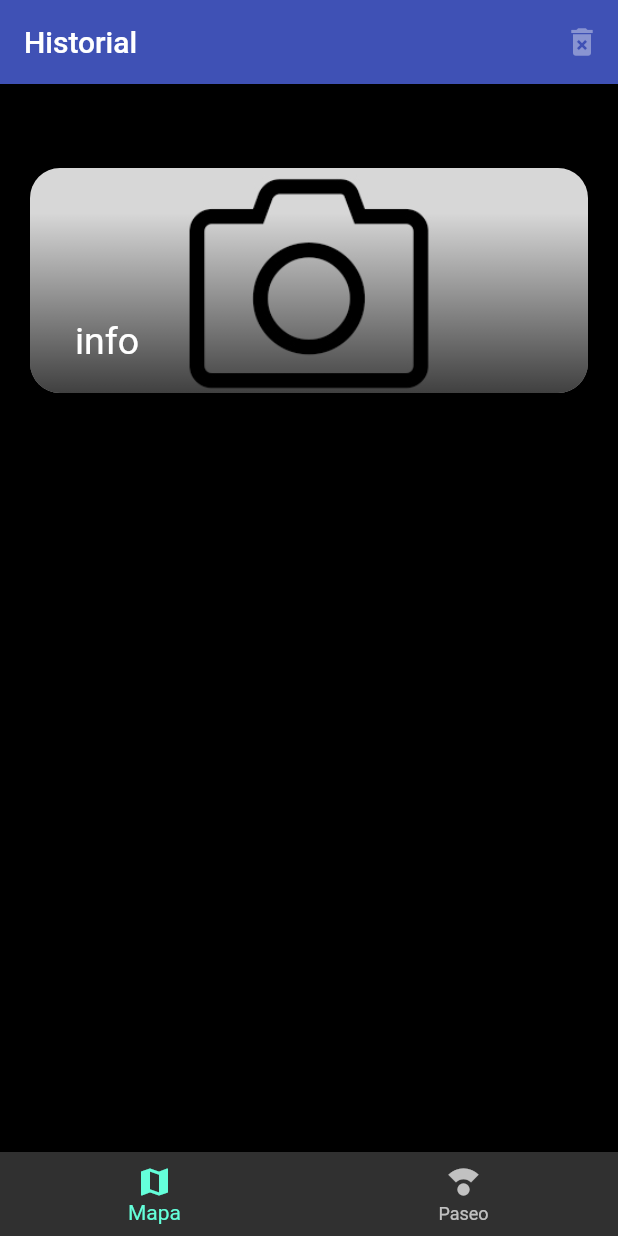
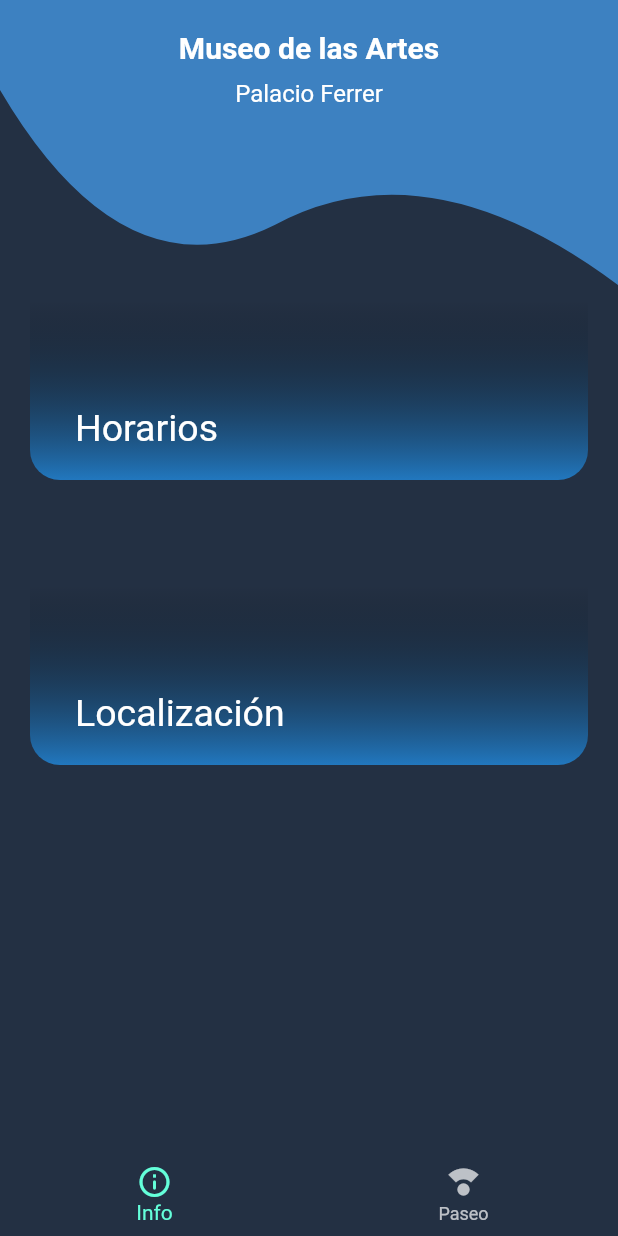
Before and after one commit to dvaldaliso/palacio_ferrer, a Flutter app: the screen it shows after launch, on a phone screen of 412 x 824 dp. Run offline on Flutter 3.47's test engine with Material 2 defaults, Android fonts, the phone set to English and light mode, and no system bars; our stand-ins replace card_swiper.

Commit message:
mejoras en el diseno de informacion

```diff
--- a/lib/main.dart
+++ b/lib/main.dart
@@ -31,8 +31,9 @@ class MyApp extends StatelessWidget {
       initialRoute: 'home',
       routes: {'home': (_) => HomePage(), 'details': (_) => DetailsScreen()},
       theme: ThemeData.dark().copyWith(
-          appBarTheme: AppBarTheme(color: Colors.indigo),
-          scaffoldBackgroundColor: Colors.black),
+          scaffoldBackgroundColor: Color(0xff233043),
+          bottomNavigationBarTheme:
+              BottomNavigationBarThemeData(backgroundColor: Color(0xff233043))),
     );
   }
 }
--- a/lib/models/popular_response.dart
+++ b/lib/models/popular_response.dart
@@ -1,8 +1,6 @@
 // To parse this JSON data, do
 //
 //     final popularResponse = popularResponseFromMap(jsonString);
-
-import 'dart:convert';
 
 import 'package:peliculas/models/models.dart';
 
--- /dev/null
+++ b/lib/screens/header_screen.dart
@@ -0,0 +1,77 @@
+import 'package:flutter/material.dart';
+
+class HeaderScreen extends StatelessWidget {
+  @override
+  Widget build(BuildContext context) {
+    return Stack(
+      children: [
+        Container(
+          height: 200,
+          width: double.infinity,
+          decoration: BoxDecoration(color: Colors.transparent),
+          child: CustomPaint(painter: _HeaderDesing()),
+        ),
+        _PageTitle()
+      ],
+    );
+  }
+}
+
+class _PageTitle extends StatelessWidget {
+  @override
+  Widget build(BuildContext context) {
+    return Container(
+      margin: EdgeInsets.all(20),
+      alignment: Alignment.center,
+      child: Column(
+        crossAxisAlignment: CrossAxisAlignment.center,
+        children: [
+          Text(
+            'Museo de las Artes',
+            style: TextStyle(
+                fontSize: 20, fontWeight: FontWeight.bold, color: Colors.white),
+          ),
+          SizedBox(
+            height: 10,
+          ),
+          Text('Palacio Ferrer',
+              style: TextStyle(fontSize: 16, color: Colors.white))
+        ],
+      ),
+    );
+  }
+}
+
+class _HeaderDesing extends CustomPainter {
+  @override
+  void paint(Canvas canvas, Size size) {
+    final lapiz = Paint();
+    lapiz.color = Color(0xff3D81C1);
+    lapiz.style = PaintingStyle.fill;
+    lapiz.strokeWidth = 20;
+
+    final path = new Path();
+    path.lineTo(0, size.height * 0.30);
+    var firstStart = Offset(size.width / 5, size.height);
+    var firstend = Offset(size.width / 2.25, size.height - 50.0);
+    path.quadraticBezierTo(
+        firstStart.dx, firstStart.dy, firstend.dx, firstend.dy);
+    var secondStart =
+        Offset(size.width - (size.width / 3.24), size.height - 105);
+    var secondend = Offset(size.width, size.height - 10);
+    path.quadraticBezierTo(
+        secondStart.dx, secondStart.dy, secondend.dx, secondend.dy);
+
+    path.lineTo(size.width, 0);
+
+    /*path.lineTo(0, size.height * 0.30);
+    path.lineTo(size.width * 0.30, size.height * 0.40);
+    path.lineTo(size.width * 0.90, size.height * 0.40);
+    path.lineTo(size.width, size.height * 0.35);
+    path.lineTo(size.width, 0);*/
+    canvas.drawPath(path, lapiz);
+  }
+
+  @override
+  bool shouldRepaint(covariant CustomPainter oldDelegate) => false;
+}
--- a/lib/screens/home_page.dart
+++ b/lib/screens/home_page.dart
@@ -1,5 +1,6 @@
 import 'package:flutter/material.dart';
 import 'package:peliculas/providers/movies_provider.dart';
+import 'package:peliculas/screens/header_screen.dart';
 import 'package:peliculas/screens/info_screen.dart';
 import 'package:peliculas/screens/screens.dart';
 import 'package:peliculas/widgets/custom_navigatorbar.dart';
@@ -9,14 +10,17 @@ class HomePage extends StatelessWidget {
   @override
   Widget build(BuildContext context) {
     return Scaffold(
-      appBar: AppBar(
-        elevation: 0,
-        title: Text('Historial'),
-        actions: [
-          IconButton(onPressed: null, icon: Icon(Icons.delete_forever))
-        ],
+      body: SafeArea(
+        child: Container(
+          height: double.infinity,
+          child: Stack(
+            children: [
+              _HomePageBody(),
+              HeaderScreen(),
+            ],
+          ),
+        ),
       ),
-      body: _HomePageBody(),
       bottomNavigationBar: CustomNavigatorBar(),
     );
   }
--- a/lib/screens/info_screen.dart
+++ b/lib/screens/info_screen.dart
@@ -9,15 +9,11 @@ class InfoScreen extends StatelessWidget {
         child: Column(
           crossAxisAlignment: CrossAxisAlignment.stretch,
           children: [
-            Padding(
-              padding: const EdgeInsets.only(top: 10, bottom: 10),
-              child: Text(
-                'Seleccione una Categoria',
-                textAlign: TextAlign.center,
-                style: TextStyle(color: Colors.black),
-              ),
+            SizedBox(
+              height: 150,
             ),
-            CardInfo()
+            CardInfo('Horarios', Icons.lock_clock),
+            CardInfo('Localización', Icons.lock_clock)
           ],
         ),
       ),
--- a/lib/screens/paseo_screen.dart
+++ b/lib/screens/paseo_screen.dart
@@ -12,6 +12,9 @@ class PaseoScreen extends StatelessWidget {
         body: SingleChildScrollView(
       child: Column(
         children: [
+          SizedBox(
+            height: 180,
+          ),
           //Tarjetas principales
           CardSwiper(
             movies: moviesProvider.listGenerales,
--- a/lib/widgets/card_info.dart
+++ b/lib/widgets/card_info.dart
@@ -1,12 +1,15 @@
+import 'package:flutter/foundation.dart';
 import 'package:flutter/material.dart';
+import 'package:peliculas/widgets/categoriaicon.dart';
 
 class CardInfo extends StatelessWidget {
+  final String sobre;
+  final IconData icon;
+
+  const CardInfo(this.sobre, this.icon);
   @override
   Widget build(BuildContext context) {
     return GestureDetector(
-        onTap: () {
-          print('object');
-        },
         child: Container(
       margin: EdgeInsets.all(20),
       height: 150,
@@ -15,10 +18,6 @@ class CardInfo extends StatelessWidget {
           Positioned.fill(
             child: ClipRRect(
               borderRadius: BorderRadius.circular(20),
-                  child: Image.asset(
-                    'assets/no-image.jpg',
-                    fit: BoxFit.cover,
-                  ),
             ),
           ),
           Positioned(
@@ -35,7 +34,7 @@ class CardInfo extends StatelessWidget {
                         begin: Alignment.bottomCenter,
                         end: Alignment.topCenter,
                         colors: [
-                              Colors.black.withOpacity(0.7),
+                          Colors.blue.withOpacity(0.7),
                           Colors.transparent
                         ])),
               )),
@@ -46,6 +45,7 @@ class CardInfo extends StatelessWidget {
                 child: Row(
                   children: [
                     // Todo poner despues
+
                     /*CategoryIcon(
                                           color: categorias[index].color,
                                           iconName: categorias[index].icon),*/
@@ -54,9 +54,8 @@ class CardInfo extends StatelessWidget {
                       child: Container(
                         padding: EdgeInsets.all(10),
                         child: Text(
-                              'info',
-                              style:
-                                  TextStyle(color: Colors.white, fontSize: 25),
+                          this.sobre,
+                          style: TextStyle(color: Colors.white, fontSize: 25),
                         ),
                       ),
                     ),
--- a/lib/widgets/card_swiper.dart
+++ b/lib/widgets/card_swiper.dart
@@ -1,6 +1,5 @@
 import 'package:card_swiper/card_swiper.dart';
 import 'package:flutter/material.dart';
-import 'package:peliculas/models/models.dart';
 
 class CardSwiper extends StatelessWidget {
   final List<String> movies;
--- a/lib/widgets/custom_navigatorbar.dart
+++ b/lib/widgets/custom_navigatorbar.dart
@@ -14,7 +14,8 @@ class CustomNavigatorBar extends StatelessWidget {
         currentIndex: currentIndex,
         onTap: (int i) => uiProvider.selectedMenuOpt = i,
         items: <BottomNavigationBarItem>[
-          BottomNavigationBarItem(icon: Icon(Icons.map), label: 'Mapa'),
+          BottomNavigationBarItem(
+              icon: Icon(Icons.info_outline_rounded), label: 'Info'),
           BottomNavigationBarItem(
               icon: Icon(Icons.compass_calibration), label: 'Paseo')
         ]);
--- a/lib/widgets/movie_slider.dart
+++ b/lib/widgets/movie_slider.dart
@@ -31,7 +31,6 @@ class _MovieSliderState extends State<MovieSlider> {
 
   @override
   void dispose() {
-    // TODO: implement dispose
     super.dispose();
   }
 
@@ -80,8 +79,6 @@ class _MoviePoster extends StatelessWidget {
 
   @override
   Widget build(BuildContext context) {
-    var image;
-
     return Container(
       width: 130,
       height: 190,
```
Also changed, not shown: lib/widgets/categoriaicon.dart (added, +24 -0 lines), lib/widgets/iconfont.dart (added, +16 -0 lines). Lines whose indentation alone changed are shown as unchanged.
